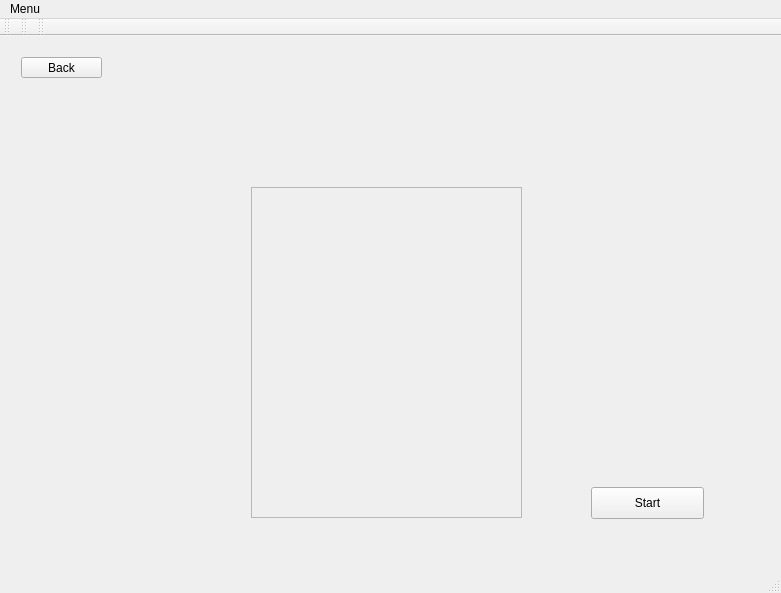
Qt form WineryProject/mainwindow.ui (AustinVaday/CS1D-Class-Project-1) before a commit.
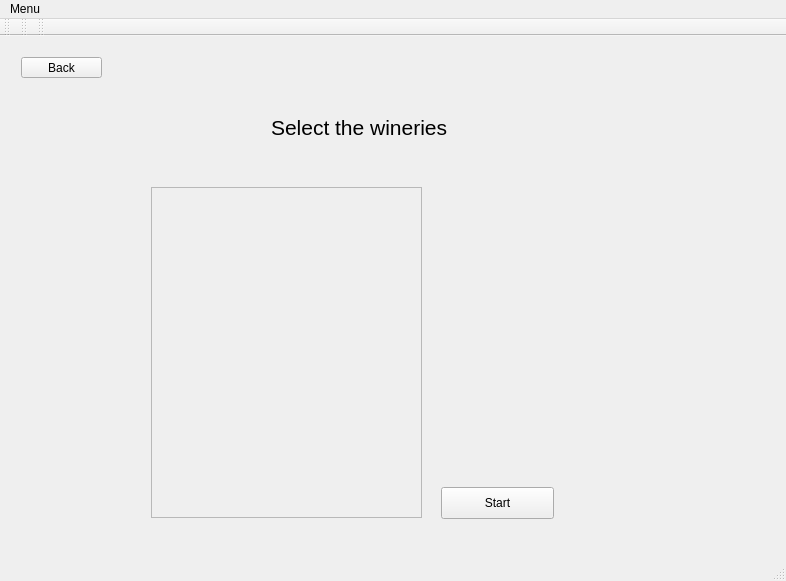
The same form after that commit. The open tabs and pages were chosen to show the change.

What changed in the file:
```diff
--- a/WineryProject/mainwindow.ui
+++ b/WineryProject/mainwindow.ui
@@ -6,8 +6,8 @@
    <rect>
     <x>0</x>
     <y>0</y>
-    <width>781</width>
-    <height>593</height>
+    <width>786</width>
+    <height>581</height>
    </rect>
   </property>
   <property name="windowTitle">
@@ -1555,7 +1555,7 @@
        <widget class="QScrollArea" name="custom_trip_scroll_area">
         <property name="geometry">
          <rect>
-          <x>240</x>
+          <x>140</x>
           <y>140</y>
           <width>271</width>
           <height>331</height>
@@ -1575,28 +1575,10 @@
          </property>
         </widget>
        </widget>
-       <widget class="QLabel" name="selectWineryLabel_2">
-        <property name="geometry">
-         <rect>
-          <x>170</x>
-          <y>40</y>
-          <width>371</width>
-          <height>61</height>
-         </rect>
-        </property>
-        <property name="font">
-         <font>
-          <pointsize>24</pointsize>
-         </font>
-        </property>
-        <property name="text">
-         <string/>
-        </property>
-       </widget>
        <widget class="QPushButton" name="pushButton">
         <property name="geometry">
          <rect>
-          <x>580</x>
+          <x>430</x>
           <y>440</y>
           <width>113</width>
           <height>32</height>
@@ -1606,6 +1588,24 @@
          <string>Start</string>
         </property>
        </widget>
+       <widget class="QLabel" name="selectWineryLabel_2">
+        <property name="geometry">
+         <rect>
+          <x>260</x>
+          <y>50</y>
+          <width>331</width>
+          <height>61</height>
+         </rect>
+        </property>
+        <property name="font">
+         <font>
+          <pointsize>24</pointsize>
+         </font>
+        </property>
+        <property name="text">
+         <string>&lt;html&gt;&lt;head/&gt;&lt;body&gt;&lt;p&gt;&lt;span style=&quot; font-size:16pt;&quot;&gt;Select the wineries&lt;/span&gt;&lt;/p&gt;&lt;/body&gt;&lt;/html&gt;</string>
+        </property>
+       </widget>
       </widget>
       <widget class="QWidget" name="page_trip_end">
        <widget class="QPushButton" name="mainMenu">
@@ -1696,7 +1696,7 @@
     <rect>
      <x>0</x>
      <y>0</y>
-     <width>781</width>
+     <width>786</width>
      <height>21</height>
     </rect>
    </property>
```
Left out of the diff: 33 changed lines with no effect on the pictures.
